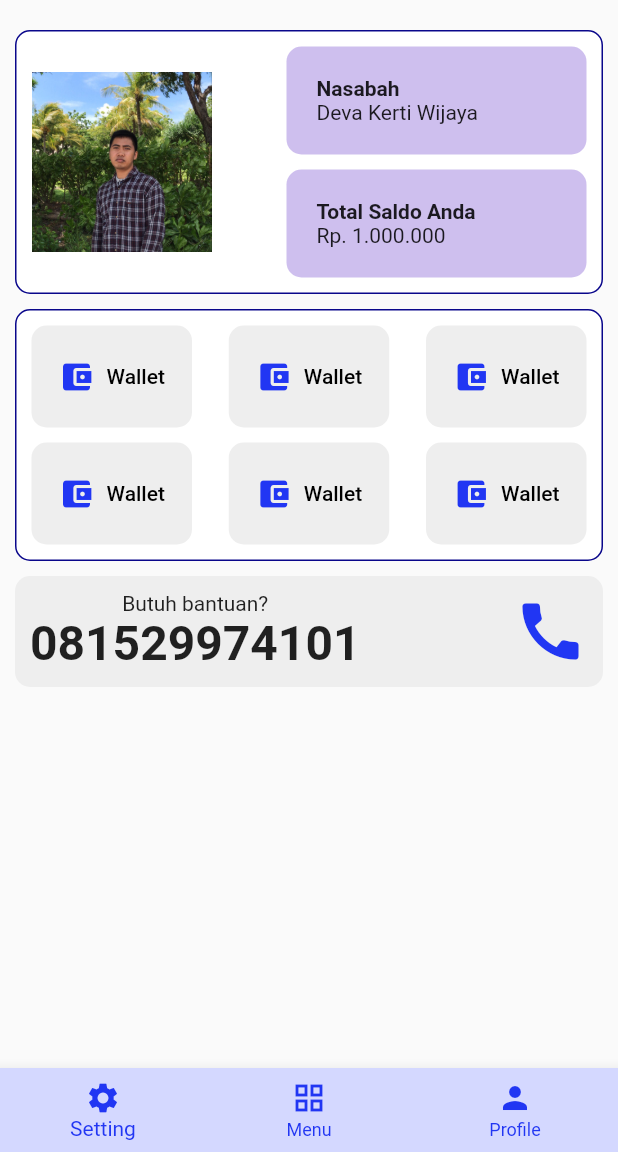
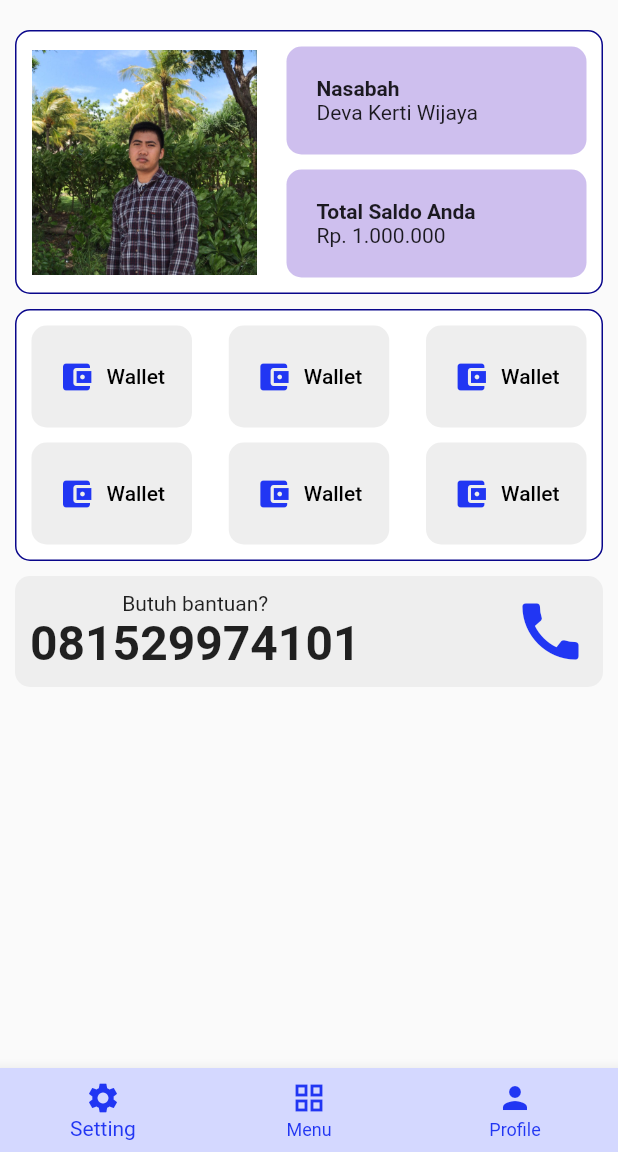
Before and after one commit to madedeva/koperasi_undiksha, a Flutter app: the screen it shows after launch, after a tap on "Login", on a phone screen of 412 x 824 dp, the part 84-1236 px from its top. Run offline on Flutter 3.47's test engine with Material 2 defaults, Android fonts, the phone set to English and light mode, and no system bars.

Commit message:
perbaikan 2

```diff
--- a/lib/home_page.dart
+++ b/lib/home_page.dart
@@ -62,8 +62,8 @@ class _HomeState extends State<Home> {
                       ),
                       child: const Image(
                         image: AssetImage('images/pp.jpeg'),
-                        width: 120,
-                        height: 120,
+                        width: 150,
+                        height: 150,
                       ),
                     ),
                     Container(
@@ -80,7 +80,7 @@ class _HomeState extends State<Home> {
                                     const Color.fromARGB(255, 206, 191, 238)),
                             child: Column(
                               crossAxisAlignment: CrossAxisAlignment.start,
-                              children: [
+                              children: const [
                                 Text('Nasabah',
                                     style:
                                         TextStyle(fontWeight: FontWeight.bold)),
@@ -107,7 +107,7 @@ class _HomeState extends State<Home> {
                                   child: Column(
                                     crossAxisAlignment:
                                         CrossAxisAlignment.start,
-                                    children: [
+                                    children: const [
                                       Text('Total Saldo Anda',
                                           style: TextStyle(
                                               fontWeight: FontWeight.bold)),
--- a/lib/login_page.dart
+++ b/lib/login_page.dart
@@ -3,6 +3,7 @@
 import 'package:flutter/cupertino.dart';
 import 'package:flutter/material.dart';
 import 'package:praktikum_satu/home_page.dart';
+import 'package:praktikum_satu/main_page.dart';
 
 class Login extends StatefulWidget {
   const Login({Key? key}) : super(key: key);
@@ -28,15 +29,15 @@ class _LoginState extends State<Login> {
               Column(
                 children: [
                   Container(
-                    padding: const EdgeInsets.only(top: 20.0),
+                    padding: const EdgeInsets.only(top: 50.0),
                     child: Image.asset(
                       'images/campus.png',
-                      width: 120,
-                      height: 120,
+                      width: 200,
+                      height: 200,
                     ),
                   ),
                   Container(
-                    height: 320.0,
+                    height: 350.0,
                     width: 350.0,
                     margin: const EdgeInsets.only(top: 30),
                     decoration: const BoxDecoration(
@@ -72,14 +73,19 @@ class _LoginState extends State<Login> {
                       child: Column(
                         crossAxisAlignment: CrossAxisAlignment.stretch,
                         mainAxisAlignment: MainAxisAlignment.start,
-                        children: <Widget>[
+                        children: [
                           Container(
                             //form login
                             margin: const EdgeInsets.only(
                                 left: 30, right: 30, top: 30),
                             child: Column(
-                              children: <Widget>[
-                                const Text('Username'),
+                              children: [
+                                const Text(
+                                  'Username',
+                                  style: TextStyle(
+                                    fontWeight: FontWeight.bold,
+                                  ),
+                                ),
                                 const SizedBox(
                                   height: 10,
                                 ),
@@ -92,7 +98,12 @@ class _LoginState extends State<Login> {
                                 const SizedBox(
                                   height: 20,
                                 ),
-                                const Text('Password'),
+                                const Text(
+                                  'Password',
+                                  style: TextStyle(
+                                    fontWeight: FontWeight.bold,
+                                  ),
+                                ),
                                 const SizedBox(
                                   height: 10,
                                 ),
@@ -104,20 +115,20 @@ class _LoginState extends State<Login> {
                                   ),
                                 ),
                                 const SizedBox(
-                                  height: 10,
+                                  height: 25,
                                 ),
                                 Container(
                                   height: 40,
-                                  width: 200,
+                                  width: 100,
                                   decoration: BoxDecoration(
                                       boxShadow: const [
                                         BoxShadow(
                                           color: Colors.grey,
-                                          blurRadius: 15.0,
+                                          blurRadius: 10.0,
                                           spreadRadius: 2.0,
                                           offset: Offset(
-                                            5.0,
-                                            5.0,
+                                            2.0,
+                                            2.0,
                                           ),
                                         )
                                       ],
--- /dev/null
+++ b/lib/main_page.dart
@@ -0,0 +1,24 @@
+import 'package:flutter/cupertino.dart';
+import 'package:flutter/material.dart';
+
+class MainPage extends StatefulWidget {
+  const MainPage({Key? key}) : super(key: key);
+
+  @override
+  State<MainPage> createState() => _MainPageState();
+}
+
+class _MainPageState extends State<MainPage> {
+  @override
+  Widget build(BuildContext context) {
+    return Scaffold(
+      appBar: AppBar(
+        elevation: 0,
+        title: Text('Koperasi Undiksha'),
+      ),
+      body: Row(
+        children: [],
+      ),
+    );
+  }
+}
```
